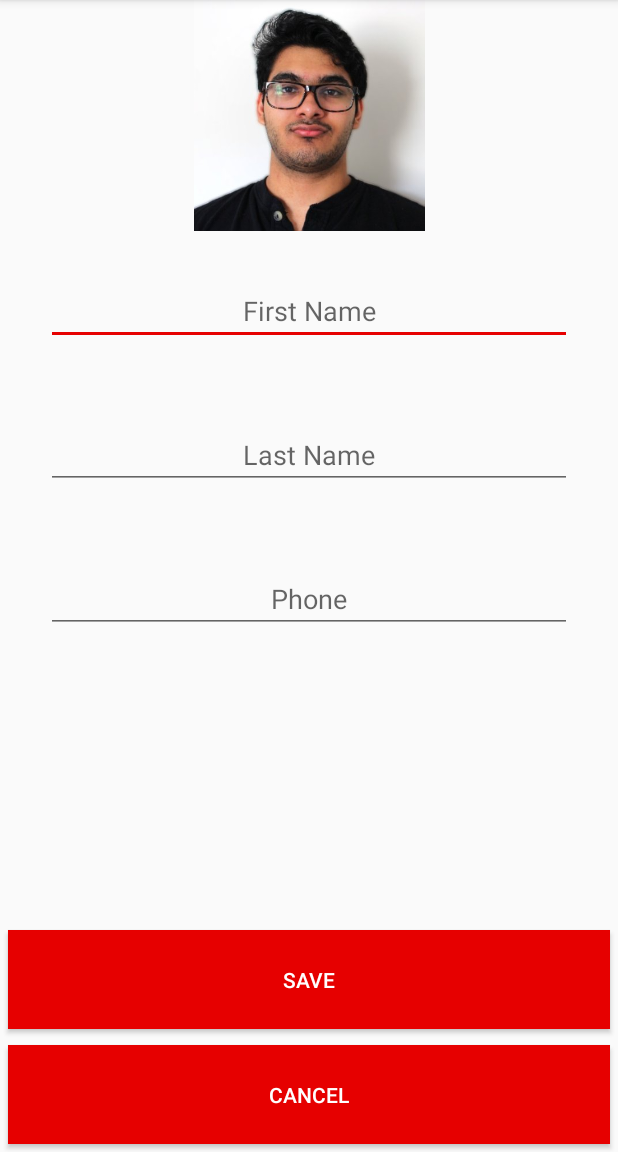
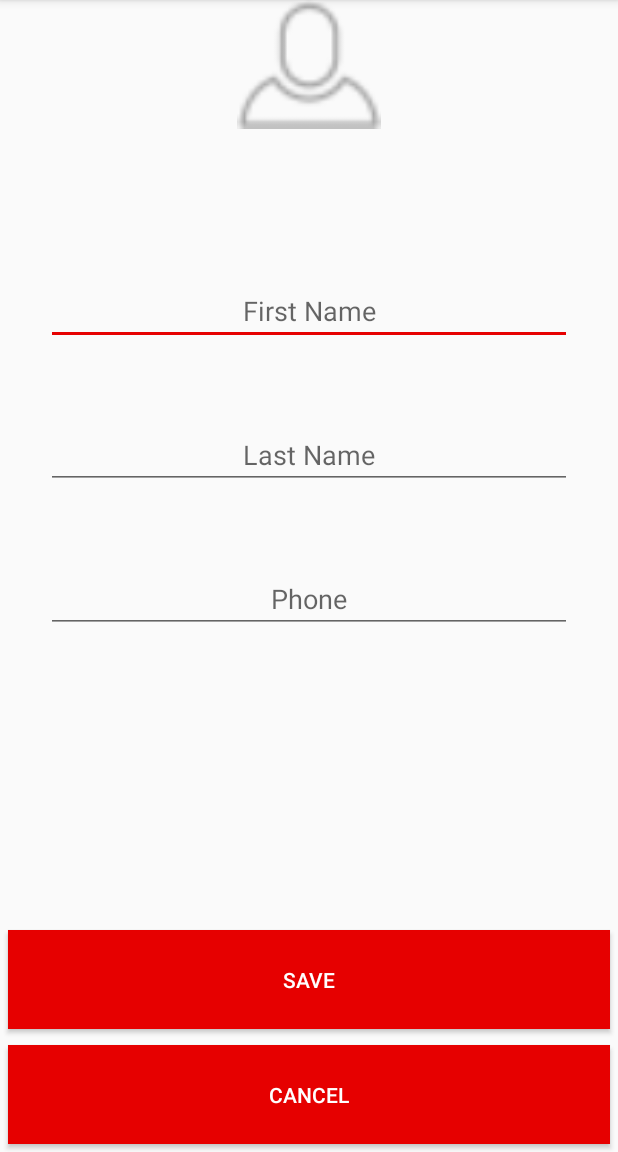
Before and after one commit to lakshay35/Georgia-Central, an Android app: the EditProfile screen opened directly, with no data from a screen before it, on a phone screen of 412 x 824 dp, the part 84-1236 px from its top. Run offline under Robolectric (Android 15) with nearby library versions, the phone set to English and light mode, and no system bars; 5 statements that could not run were skipped.

Commit message:
Change a picture in edit profile page

```diff
--- a/app/src/main/res/layout/activity_edit_profile.xml
+++ b/app/src/main/res/layout/activity_edit_profile.xml
@@ -21,8 +21,8 @@
             <ImageView
                 android:id="@+id/profilePicture"
                 android:layout_width="match_parent"
-                android:layout_height="wrap_content"
-                app:srcCompat="@drawable/lakshay" />
+                android:layout_height="86dp"
+                app:srcCompat="@drawable/profile" />
         </LinearLayout>
 
         <LinearLayout
```
